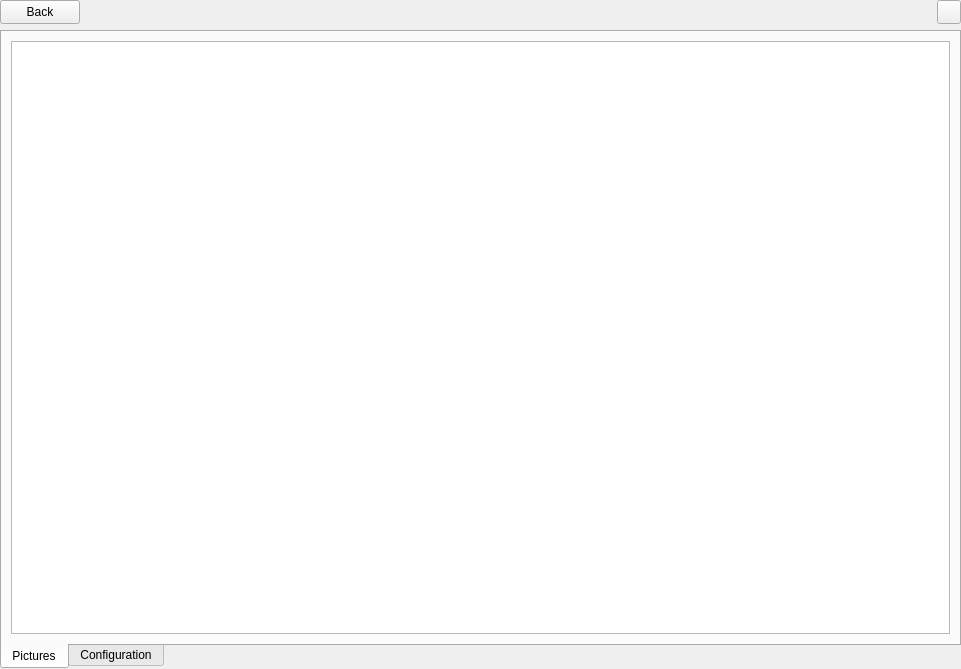
This is src/OplPcTools/UI/GameDetailsActivity.ui in brainstream/OPL-PC-Tools as Qt 5 draws it before an edit. The edited form follows.
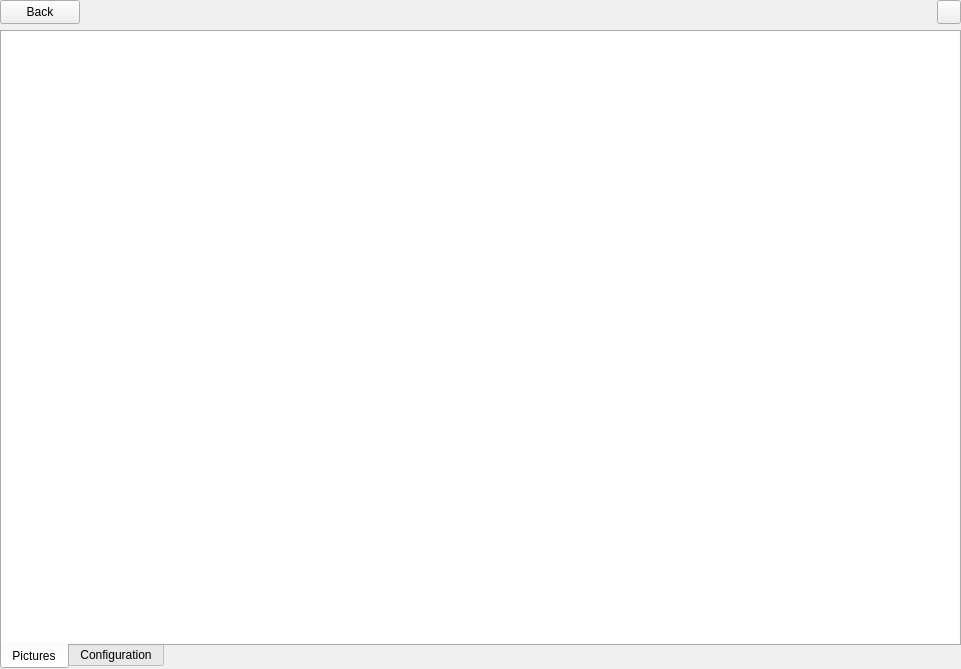
This is the edited form. The open tabs and pages were chosen to show the change. Icons and pictures are not drawn. Custom widgets are drawn as their Qt base class.

The edit to the form file:
```diff
--- a/src/OplPcTools/UI/GameDetailsActivity.ui
+++ b/src/OplPcTools/UI/GameDetailsActivity.ui
@@ -109,8 +109,23 @@
        <string>Pictures</string>
       </attribute>
       <layout class="QVBoxLayout" name="verticalLayout_2">
+       <property name="leftMargin">
+        <number>0</number>
+       </property>
+       <property name="topMargin">
+        <number>0</number>
+       </property>
+       <property name="rightMargin">
+        <number>0</number>
+       </property>
+       <property name="bottomMargin">
+        <number>0</number>
+       </property>
        <item>
         <widget class="QListWidget" name="mp_list_arts">
+         <property name="frameShape">
+          <enum>QFrame::NoFrame</enum>
+         </property>
          <property name="showDropIndicator" stdset="0">
           <bool>false</bool>
          </property>
```
Left out of the diff: 5 changed lines with no effect on the pictures.
